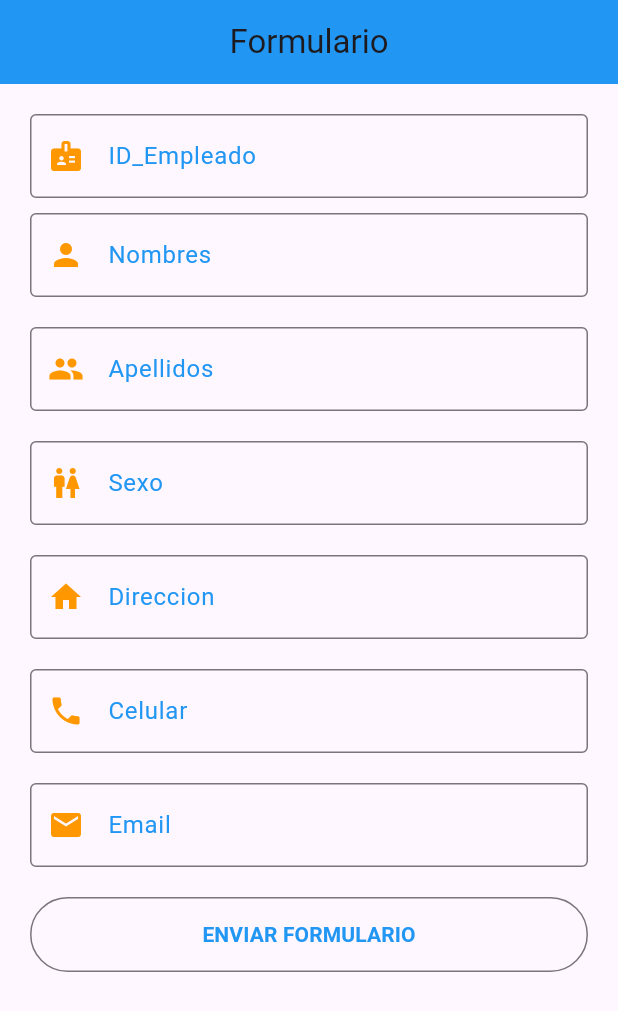
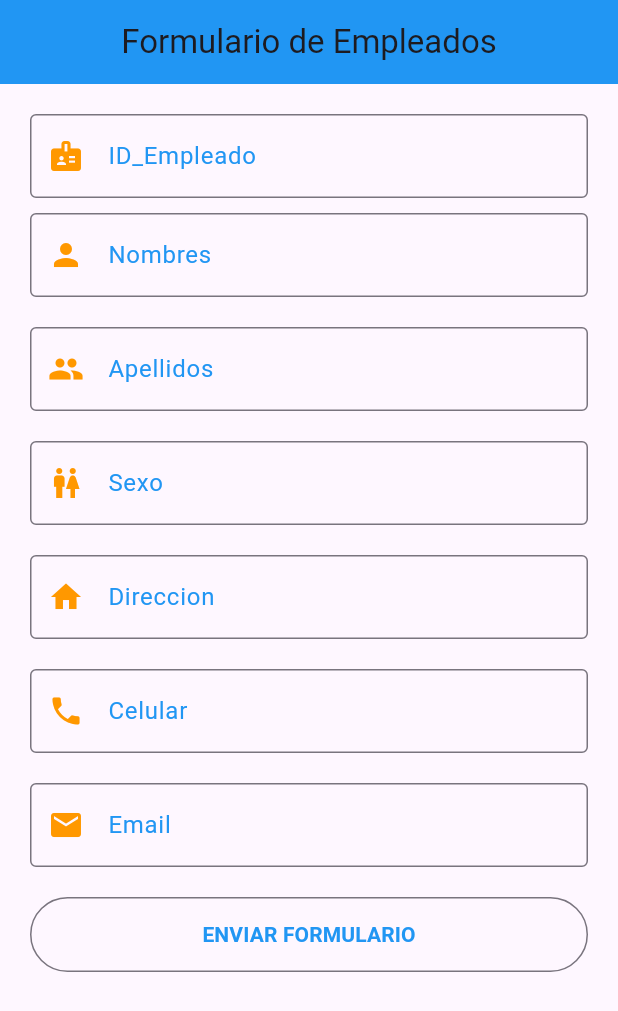
Before and after one commit to David-Salazar-1082/Android_UIII_Act_3_1082, a Flutter app: the screen it shows after launch, on a phone screen of 412 x 824 dp. Shown: the top 1011 px of the screen. Run offline on Flutter 3.47's test engine with Material 3 defaults, Android fonts, the phone set to English and light mode, and no system bars.

Commit message:
Update form.dart

```diff
--- a/lib/form.dart
+++ b/lib/form.dart
@@ -34,7 +34,7 @@ class _MyFormState extends State<MyForm> {
     return Scaffold(
       appBar: AppBar(
         backgroundColor: Colors.blue,
-        title: const Text("Formulario"),
+        title: const Text("Formulario de Empleados"),
         centerTitle: true,
       ),
       body: Container(
```
